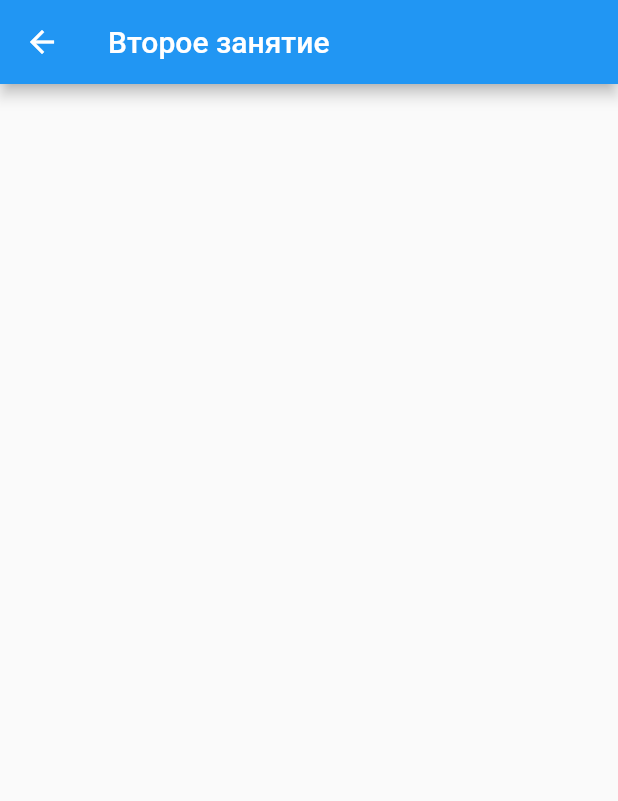
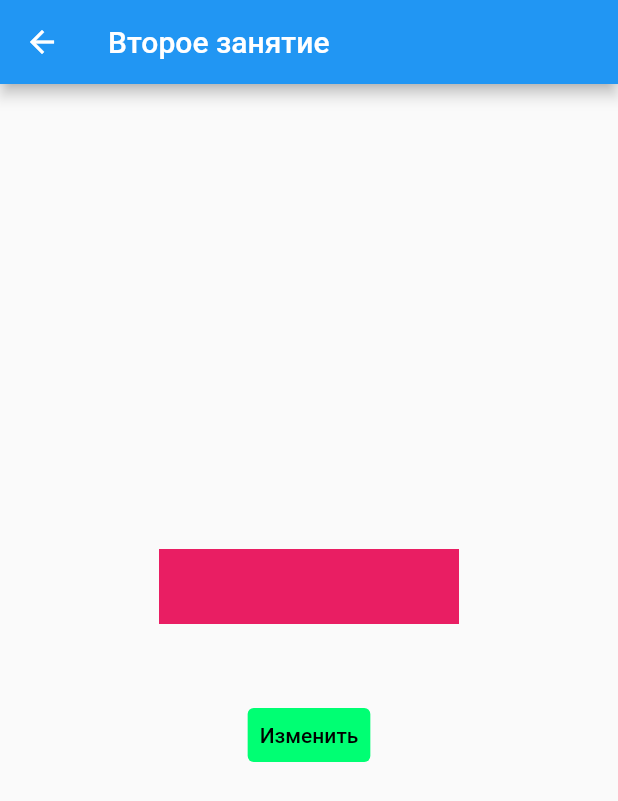
Before and after one commit to Greatest4Ce/FlutterWithMyBeloved, a Flutter app: the MyHomePage screen opened directly, after a tap on the "arrow forward ios" icon, on a phone screen of 412 x 824 dp. Shown: the top 801 px of the screen. Run offline on Flutter 3.47's test engine with Material 2 defaults, Android fonts, the phone set to English and light mode, and no system bars; our stand-ins replace get.

Commit message:
Second lesson
заебалась писать "если..., то..." по несколько раз :))))

```diff
--- a/our_first_app/lib/Pages/HomePage.dart
+++ b/our_first_app/lib/Pages/HomePage.dart
@@ -45,8 +45,7 @@ class _MyHomePageState extends State<MyHomePage> {
           ],
         ),
       ),
-      body: Center(
-        child: Column(
+      body: Column(
         mainAxisAlignment: MainAxisAlignment.start,
         children: <Widget>[
           const Text('You have pushed the button this many times:'),
@@ -70,7 +69,6 @@ class _MyHomePageState extends State<MyHomePage> {
           )
         ],
       ),
-      ),
       floatingActionButton: FloatingActionButton(
         onPressed: () {
           setState(() {
--- a/our_first_app/lib/Pages/SecondLessonPage.dart
+++ b/our_first_app/lib/Pages/SecondLessonPage.dart
@@ -1,4 +1,5 @@
 import 'package:flutter/material.dart';
+import 'package:get/get_state_manager/src/simple/get_widget_cache.dart';
 
 class SecondLessonPage extends StatefulWidget {
   const SecondLessonPage({Key? key}) : super(key: key);
@@ -8,6 +9,19 @@ class SecondLessonPage extends StatefulWidget {
 }
 
 class _SecondLessonPageState extends State<SecondLessonPage> {
+  late double WIDTH;
+  late double HEIGHT;
+  late Color COLOR;
+
+  @override
+  void initState() {
+    WIDTH = 200;
+    HEIGHT = 50;
+    COLOR = Colors.pink;
+    // TODO: implement initState
+    super.initState();
+  }
+
   @override
   Widget build(BuildContext context) {
     return Scaffold(
@@ -15,6 +29,37 @@ class _SecondLessonPageState extends State<SecondLessonPage> {
         automaticallyImplyLeading: true,
         title: Text('Второе занятие'),
       ),
+      body: Center(
+        child: Column(
+          mainAxisAlignment: MainAxisAlignment.center,
+          children: [
+            Container(
+              width: WIDTH,
+              height: HEIGHT,
+              color: COLOR,
+            ),
+            SizedBox(height: 50),
+            TextButton(
+                onPressed: () {
+                  setState(() {
+                    if (WIDTH == 200 && HEIGHT == 50 && COLOR == Colors.pink) {
+                      WIDTH = 50;
+                      HEIGHT = 200;
+                      COLOR = Colors.yellow;
+                    } else {
+                      WIDTH = 200;
+                      HEIGHT = 50;
+                      COLOR = Colors.pink;
+                    }
+                  });
+                },
+                style: TextButton.styleFrom(
+                    backgroundColor: Color.fromARGB(255, 0, 255, 115),
+                    foregroundColor: Colors.black),
+                child: Text("Изменить"))
+          ],
+        ),
+      ),
     );
   }
 }
```
Also changed, not shown: our_first_app/pubspec.lock, 1 other file. Lines whose indentation alone changed are shown as unchanged.
